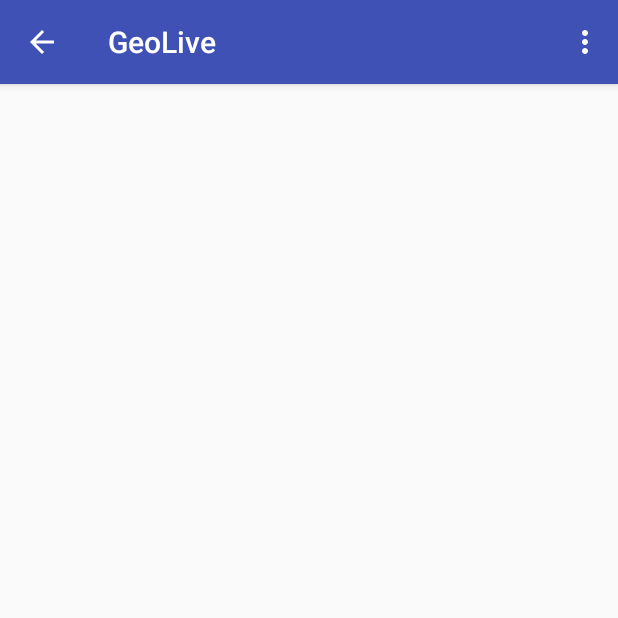
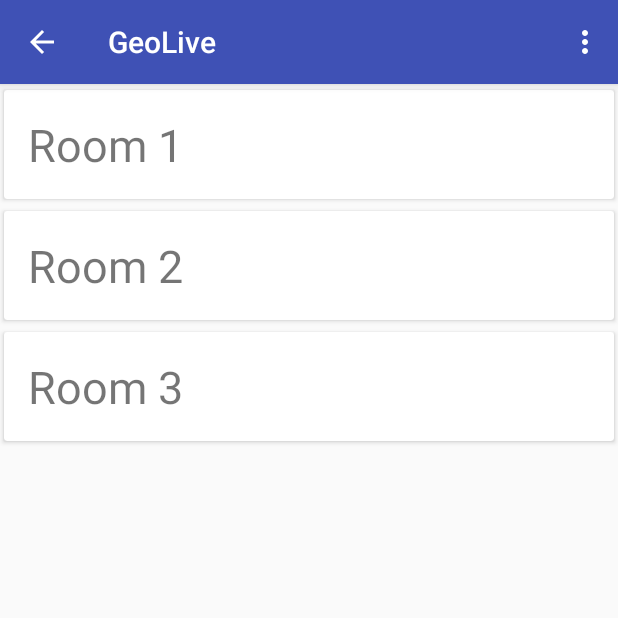
Before and after one commit to yuchenhecs/geolive, an Android app: the MainActivity screen opened directly, with no data from a screen before it, in the options menu, after a tap on "Settings", on a phone screen of 412 x 824 dp, the top half of it. Run offline under Robolectric (Android 15) with nearby library versions, the phone set to English and light mode, and no system bars; 2 statements that could not run were skipped.

Commit message:
add basic recycler view and card view for main acticity

```diff
--- a/GeoLive/app/build.gradle
+++ b/GeoLive/app/build.gradle
@@ -20,8 +20,10 @@ android {
 }
 
 dependencies {
-    compile fileTree(dir: 'libs', include: ['*.jar'])
+    compile fileTree(include: ['*.jar'], dir: 'libs')
     testCompile 'junit:junit:4.12'
     compile 'com.android.support:appcompat-v7:22.2.1'
     compile 'com.android.support:design:22.2.1'
+    compile 'com.android.support:cardview-v7:23.0.1'
+    compile 'com.android.support:recyclerview-v7:23.0.1'
 }
--- a/GeoLive/app/src/main/AndroidManifest.xml
+++ b/GeoLive/app/src/main/AndroidManifest.xml
@@ -26,6 +26,10 @@
             android:name=".MainActivity"
             android:label="@string/title_activity_main" >
         </activity>
+        <activity
+            android:name=".ChatRoomActivity"
+            android:label="@string/title_activity_chat_room" >
+        </activity>
     </application>
 
 </manifest>
--- /dev/null
+++ b/GeoLive/app/src/main/java/com/uiuc/tbdex/geolive/ChatRoom.java
@@ -0,0 +1,17 @@
+package com.uiuc.tbdex.geolive;
+
+/**
+ * Created by qiuding on 10/17/2015.
+ */
+public class ChatRoom {
+    private String title;
+    private int numOfPeople;
+
+    public ChatRoom(String title) {
+        this.title = title;
+    }
+
+    public String getTitle() {
+        return title;
+    }
+}
--- /dev/null
+++ b/GeoLive/app/src/main/java/com/uiuc/tbdex/geolive/LocRecoRecyclerViewAdapter.java
@@ -0,0 +1,74 @@
+package com.uiuc.tbdex.geolive;
+
+import android.support.v7.widget.CardView;
+import android.support.v7.widget.RecyclerView;
+import android.view.LayoutInflater;
+import android.view.View;
+import android.view.ViewGroup;
+import android.widget.TextView;
+import android.widget.Toast;
+
+import java.util.List;
+
+/**
+ * Created by qiuding on 10/17/2015.
+ */
+public class LocRecoRecyclerViewAdapter extends RecyclerView.Adapter<LocRecoRecyclerViewAdapter.RecommendationViewHolder> {
+
+    public static class RecommendationViewHolder extends RecyclerView.ViewHolder {
+
+        CardView cardView;
+        TextView roomTitle;
+        ChatRoom currentRoom;
+
+
+        RecommendationViewHolder(final View itemView) {
+            super(itemView);
+            cardView = (CardView) itemView.findViewById(R.id.card_view);
+            roomTitle = (TextView) itemView.findViewById(R.id.room_title);
+            cardView.setOnClickListener(new View.OnClickListener() {
+                @Override
+                public void onClick(View v) {
+                    Toast toast = Toast.makeText(v.getContext(), currentRoom.getTitle(), Toast.LENGTH_LONG);
+                    toast.show();
+                }
+            });
+        }
+    }
+
+
+    List<ChatRoom> chatRooms;
+
+
+    LocRecoRecyclerViewAdapter(List<ChatRoom> chatRooms) {
+        this.chatRooms = chatRooms;
+    }
+
+
+    @Override
+    public void onAttachedToRecyclerView(RecyclerView recyclerView) {
+        super.onAttachedToRecyclerView(recyclerView);
+    }
+
+
+    @Override
+    public RecommendationViewHolder onCreateViewHolder(ViewGroup viewGroup, int i) {
+        View view = LayoutInflater
+                .from(viewGroup.getContext())
+                .inflate(R.layout.loc_reco_card_view, viewGroup, false);
+        return new RecommendationViewHolder(view);
+    }
+
+
+    @Override
+    public void onBindViewHolder(RecommendationViewHolder recommendationViewHolder, int i) {
+        recommendationViewHolder.roomTitle.setText(chatRooms.get(i).getTitle());
+        recommendationViewHolder.currentRoom = chatRooms.get(i);
+    }
+
+
+    @Override
+    public int getItemCount() {
+        return chatRooms.size();
+    }
+}
--- a/GeoLive/app/src/main/java/com/uiuc/tbdex/geolive/LoginActivity.java
+++ b/GeoLive/app/src/main/java/com/uiuc/tbdex/geolive/LoginActivity.java
@@ -33,6 +33,7 @@ import java.util.List;
 
 /**
  * A login screen that offers login via email/password.
+ * TODO: skip login if user has already logged in
  */
 public class LoginActivity extends AppCompatActivity implements LoaderCallbacks<Cursor> {
 
--- a/GeoLive/app/src/main/java/com/uiuc/tbdex/geolive/MainActivity.java
+++ b/GeoLive/app/src/main/java/com/uiuc/tbdex/geolive/MainActivity.java
@@ -8,6 +8,8 @@ import android.support.v4.app.FragmentManager;
 import android.content.Context;
 import android.os.Build;
 import android.os.Bundle;
+import android.support.v7.widget.LinearLayoutManager;
+import android.support.v7.widget.RecyclerView;
 import android.view.Gravity;
 import android.view.LayoutInflater;
 import android.view.Menu;
@@ -18,6 +20,9 @@ import android.support.v4.widget.DrawerLayout;
 import android.widget.ArrayAdapter;
 import android.widget.TextView;
 
+import java.util.ArrayList;
+import java.util.List;
+
 public class MainActivity extends AppCompatActivity
         implements NavigationDrawerFragment.NavigationDrawerCallbacks {
 
@@ -25,6 +30,9 @@ public class MainActivity extends AppCompatActivity
      * Fragment managing the behaviors, interactions and presentation of the navigation drawer.
      */
     private NavigationDrawerFragment mNavigationDrawerFragment;
+
+    private RecyclerView mRecyclerView;
+    private List<ChatRoom> chatRooms;
 
     /**
      * Used to store the last screen title. For use in {@link #restoreActionBar()}.
@@ -44,6 +52,13 @@ public class MainActivity extends AppCompatActivity
         mNavigationDrawerFragment.setUp(
                 R.id.navigation_drawer,
                 (DrawerLayout) findViewById(R.id.drawer_layout));
+
+
+        mRecyclerView = (RecyclerView) findViewById(R.id.loc_reco_recycler_view);
+        mRecyclerView.setLayoutManager(new LinearLayoutManager(this));
+        initializeData();
+        initializeAdapter();
+
     }
 
     @Override
@@ -145,4 +160,17 @@ public class MainActivity extends AppCompatActivity
         }
     }
 
+
+    private void initializeData() {
+        chatRooms = new ArrayList<>();
+        chatRooms.add(new ChatRoom("Room 1"));
+        chatRooms.add(new ChatRoom("Room 2"));
+        chatRooms.add(new ChatRoom("Room 3"));
+    }
+
+
+    private void initializeAdapter() {
+        LocRecoRecyclerViewAdapter locRecoRecyclerViewAdapter = new LocRecoRecyclerViewAdapter(chatRooms);
+        mRecyclerView.setAdapter(locRecoRecyclerViewAdapter);
+    }
 }
--- a/GeoLive/app/src/main/res/layout/activity_main.xml
+++ b/GeoLive/app/src/main/res/layout/activity_main.xml
@@ -7,7 +7,13 @@
     <!-- As the main content view, the view below consumes the entire
          space available using match_parent in both dimensions. -->
     <FrameLayout android:id="@+id/container" android:layout_width="match_parent"
-        android:layout_height="match_parent" />
+        android:layout_height="match_parent">
+        <android.support.v7.widget.RecyclerView
+            android:id="@+id/loc_reco_recycler_view"
+            android:scrollbars="vertical"
+            android:layout_width="match_parent"
+            android:layout_height="match_parent"/>
+    </FrameLayout>
 
     <!-- android:layout_gravity="start" tells DrawerLayout to treat
          this as a sliding drawer on the left side for left-to-right
--- /dev/null
+++ b/GeoLive/app/src/main/res/layout/loc_reco_card_view.xml
@@ -0,0 +1,24 @@
+<?xml version="1.0" encoding="utf-8"?>
+<android.support.v7.widget.CardView xmlns:android="http://schemas.android.com/apk/res/android"
+    xmlns:card_view="http://schemas.android.com/apk/res-auto"
+    android:id="@+id/card_view"
+    android:layout_width="match_parent"
+    android:layout_height="wrap_content"
+    android:clickable="true"
+    card_view:cardUseCompatPadding="true">
+
+    <RelativeLayout
+        android:layout_width="match_parent"
+        android:layout_height="wrap_content"
+        android:padding="16dp">
+
+        <TextView
+            android:id="@+id/room_title"
+            android:layout_width="wrap_content"
+            android:layout_height="wrap_content"
+            android:layout_alignParentTop="true"
+            android:textSize="30sp" />
+
+    </RelativeLayout>
+
+</android.support.v7.widget.CardView>
```
Also changed, not shown: GeoLive/app/src/main/java/com/uiuc/tbdex/geolive/ChatRoomActivity.java (added, +37 -0 lines), GeoLive/app/src/main/res/layout/activity_chat_room.xml (added, +47 -0 lines), GeoLive/app/src/main/res/menu/menu_chat_room.xml (added, +7 -0 lines), GeoLive/app/src/main/res/values/strings.xml (+23 -0 lines), 1 other file.
